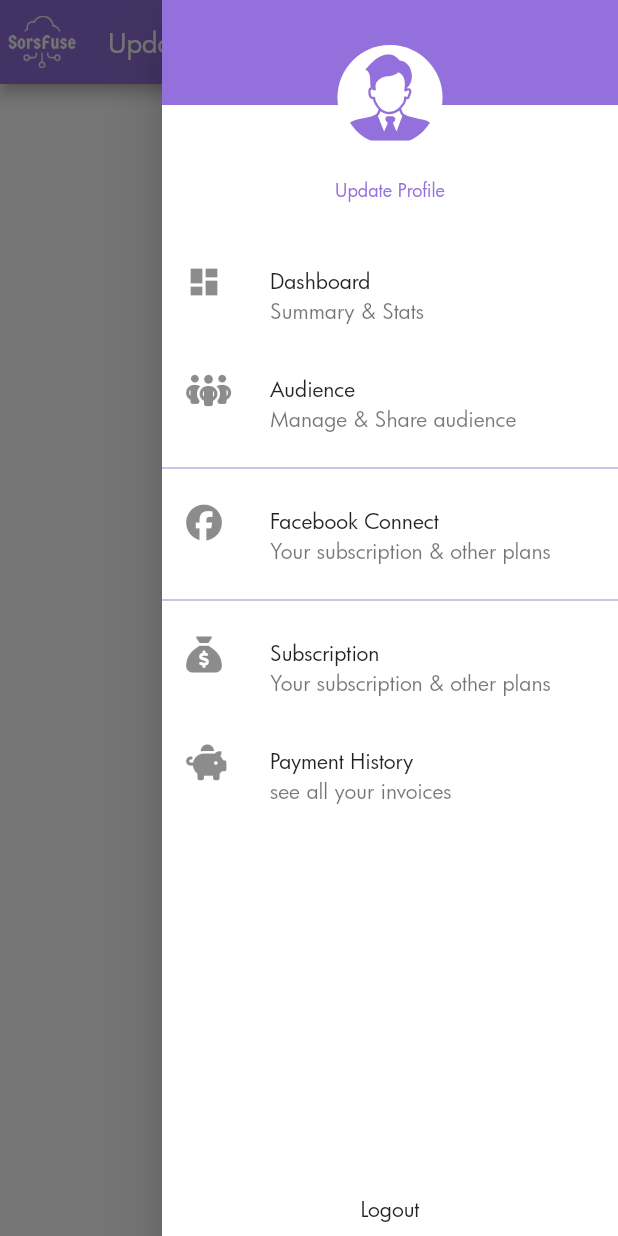
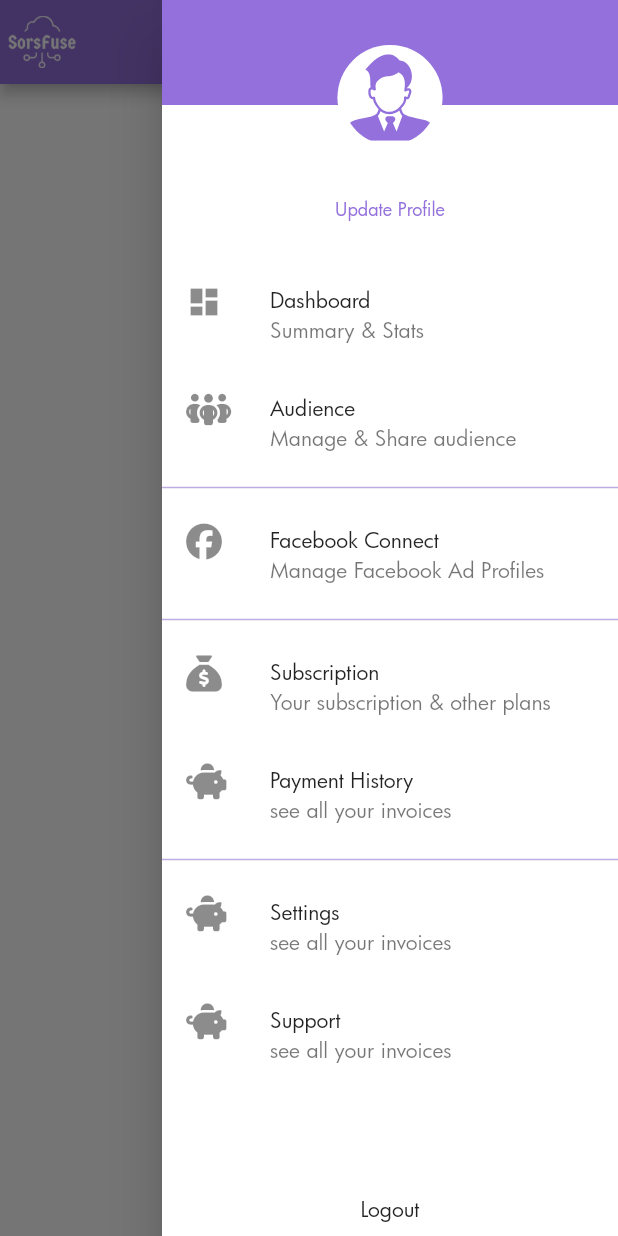
Before and after one commit to bitwaytechorg/sorsfuse, a Flutter app: the screen it shows once a user with an empty profile is signed in, after a tap on an icon or button, on a phone screen of 412 x 824 dp. Run offline on Flutter 3.47's test engine with Material 2 defaults, Android fonts, the phone set to English and light mode, and no system bars; our stand-ins replace cloud_firestore, firebase_auth, firebase_core, firebase_remote_config, flutter_svg, font_awesome_flutter and 1 more; missing offline and left inert: countries_world_map, firebase_ui_auth, firebase_ui_localizations; accounts and stored records are empty; statements that could not run were skipped.

Commit message:
side drawer

```diff
--- a/lib/components/app_bar.dart
+++ b/lib/components/app_bar.dart
@@ -2,13 +2,13 @@ import 'package:firebase_auth/firebase_auth.dart';
 import 'package:flutter/material.dart';
 import 'package:sorsfuse/components/avatar.dart';
 import 'package:sorsfuse/config/config.dart' as CONFIG;
+import 'package:sorsfuse/global/global.dart' as GLOBAL;
 import 'package:sorsfuse/global/session.dart' as SESSION;
 
 class BWTAppBar extends AppBar{
-  final String appBarTitle;
   final GlobalKey<ScaffoldState> scaffoldKey;
-  BWTAppBar({required this.appBarTitle, required this.scaffoldKey}):super(
-    title: Text(appBarTitle),
+  BWTAppBar({required this.scaffoldKey}):super(
+    title: Text(GLOBAL.APP_TITLE),
     leading: AspectRatio(aspectRatio: 1, child:Image.asset("assets/images/logo_low_white.png", height: 50,)),
     centerTitle: false,
     foregroundColor: Colors.white,
--- a/lib/components/drawer.dart
+++ b/lib/components/drawer.dart
@@ -51,7 +51,8 @@ class BWTDrawer extends Drawer{
                         )),
                     //container with name
                     Container(
-                      child: Text(FirebaseAuth.instance.currentUser?.displayName??"Hello!"),
+                      margin: EdgeInsets.only(bottom: 10),
+                      child: Text(SESSION.displayName, style: TextStyle(fontSize: 16),),
                     ),
                     InkWell(
                       onTap: ()=>Navigator.push(context, scaleIn(UpdateProfile())),
@@ -101,7 +102,7 @@ class BWTDrawer extends Drawer{
                               child: ListTile(
                                 leading: Icon(FontAwesomeIcons.facebook),
                                 title: Text("Facebook Connect", style: TextStyle(color: Colors.black87, fontSize: 14)),
-                                subtitle: Text("Your subscription & other plans"),
+                                subtitle: Text("Manage Facebook Ad Profiles"),
                               ),
                             ),
 
@@ -123,6 +124,26 @@ class BWTDrawer extends Drawer{
                               child: ListTile(
                                 leading: Icon(FontAwesomeIcons.piggyBank),
                                 title: Text("Payment History", style: TextStyle(color: Colors.black87, fontSize: 14)),
+                                subtitle: Text("see all your invoices"),
+                              ),
+                            ),
+                            Divider(
+                              thickness: 1,
+                              color: CONFIG.secondaryColor,
+                            ),
+                            InkWell(
+                              onTap: ()=>Navigator.push(context,scaleIn(PaymentHistory())),
+                              child: ListTile(
+                                leading: Icon(FontAwesomeIcons.piggyBank),
+                                title: Text("Settings", style: TextStyle(color: Colors.black87, fontSize: 14)),
+                                subtitle: Text("see all your invoices"),
+                              ),
+                            ),
+                            InkWell(
+                              onTap: ()=>Navigator.push(context,scaleIn(PaymentHistory())),
+                              child: ListTile(
+                                leading: Icon(FontAwesomeIcons.piggyBank),
+                                title: Text("Support", style: TextStyle(color: Colors.black87, fontSize: 14)),
                                 subtitle: Text("see all your invoices"),
                               ),
                             ),
--- a/lib/config/firebase_remote_config.dart
+++ b/lib/config/firebase_remote_config.dart
@@ -1,6 +1,7 @@
 import 'package:firebase_core/firebase_core.dart';
 import 'package:firebase_remote_config/firebase_remote_config.dart';
 import 'firebase_config.dart';
+import 'package:sorsfuse/global/global.dart' as GLOBAL;
 
 Future<FirebaseRemoteConfig> setupRemoteConfig() async {
   await Firebase.initializeApp(
@@ -8,9 +9,13 @@ Future<FirebaseRemoteConfig> setupRemoteConfig() async {
   );
   final FirebaseRemoteConfig remoteConfig = FirebaseRemoteConfig.instance;
   await remoteConfig.setConfigSettings(RemoteConfigSettings(
-    fetchTimeout: const Duration(seconds: 10),
+    fetchTimeout: const Duration(seconds: 3),
     minimumFetchInterval: const Duration(seconds: 1),
   ));
+
+  print(remoteConfig.getString("en"));
+  GLOBAL.APP_TITLE = remoteConfig.getString("app_title");
+
   RemoteConfigValue(null, ValueSource.valueStatic);
   return remoteConfig;
 
--- a/lib/global/global.dart
+++ b/lib/global/global.dart
@@ -1,6 +1,8 @@
 import 'package:firebase_auth/firebase_auth.dart';
+import 'package:flutter/material.dart';
 
 Map<String, dynamic> lang ={};
+String APP_TITLE="";
 
 final actionCodeSettings = ActionCodeSettings(
   url: 'https://mrs-jacked.firebaseapp.com',
--- a/lib/global/session.dart
+++ b/lib/global/session.dart
@@ -1 +1 @@
-String uid="", email="",firstName="",lastName="",phoneNumber="", profileImage="";
+String uid="", email="",firstName="",lastName="",displayName="",phoneNumber="", profileImage="";
--- a/lib/main.dart
+++ b/lib/main.dart
@@ -130,11 +130,14 @@ class AuthGate extends StatelessWidget {
                     }
                   }),
                   AuthStateChangeAction<UserCreated>((context, state) {
+                    String email = state.credential.user!.email.toString();
                     FirebaseFirestore.instance
                         .collection("users")
                         .doc(state.credential.user!.uid)
                         .set({
                       "uid": state.credential.user!.uid,
+                      "email":state.credential.user!.email,
+                      "displayName":email.substring(0,email.indexOf("@"))
                     });
                     if (!state.credential.user!.emailVerified) {
                       Navigator.pushReplacement(
@@ -219,6 +222,7 @@ class AuthGate extends StatelessWidget {
         : FirebaseAuth.instance.currentUser!.email;
     SESSION.firstName = userData["firstName"] ?? "";
     SESSION.lastName = userData["lastName"] ?? "";
+    SESSION.displayName = userData["displayName"] ?? "";
     SESSION.phoneNumber = userData["phoneNumber"] ?? "";
 
     return true;
--- a/lib/screens/auth/verify_email.dart
+++ b/lib/screens/auth/verify_email.dart
@@ -11,7 +11,7 @@ class VerifyEmail extends StatelessWidget {
   Widget build(BuildContext context) {
     return EmailVerificationScreen(
       headerBuilder: headerBuilder(),
-      sideBuilder: sideBuilder(),
+      //sideBuilder: sideBuilder(),
       // actionCodeSettings: GLOBAL.actionCodeSettings,
       actions: [
         EmailVerifiedAction(() {
--- a/lib/screens/update_profile.dart
+++ b/lib/screens/update_profile.dart
@@ -2,6 +2,7 @@ import 'package:flutter/cupertino.dart';
 import 'package:flutter/material.dart';
 import 'package:sorsfuse/components/app_bar.dart';
 import 'package:sorsfuse/components/drawer.dart';
+import 'package:sorsfuse/global/global.dart' as GLOBAL;
 
 class UpdateProfile extends StatefulWidget{
 
@@ -11,13 +12,13 @@ class UpdateProfile extends StatefulWidget{
 }
 
 class UpdateProfileState extends State<UpdateProfile>{
-  final GlobalKey<ScaffoldState> _scaffoldkey = new GlobalKey<ScaffoldState>();
+  final GlobalKey<ScaffoldState> scaffoldkey = GlobalKey<ScaffoldState>();
 
   @override
   Widget build(BuildContext context) {
    return Scaffold(
-     key: _scaffoldkey,
-     appBar: BWTAppBar(appBarTitle: "Update Profile", scaffoldKey: _scaffoldkey,),
+     key: scaffoldkey,
+     appBar: BWTAppBar(scaffoldKey: scaffoldkey,),
      endDrawer: BWTDrawer(),
    );
   }
```
Also changed, not shown: lib/screens/audience.dart (+4 -4 lines), lib/screens/blank.dart (+4 -3 lines), lib/screens/dashboard.dart (+4 -3 lines), lib/screens/facebook_connect.dart (+4 -3 lines), lib/screens/payment_history.dart (+4 -3 lines), lib/screens/subscription.dart (+4 -3 lines), lib/theme/theme.dart (+6 -6 lines).
